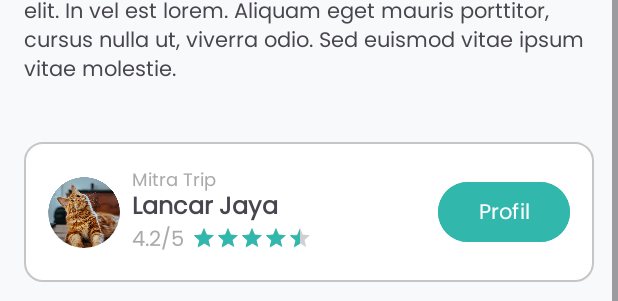
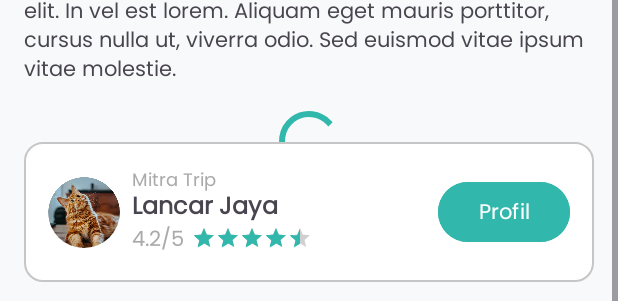
Before and after one commit to ENTS-H104/highking-mobile-app, an Android app: the layout fragment_cust_detail_trip.xml on its own in the app's theme, with its tools: preview values and no code run, on a phone screen of 412 x 824 dp. Shown: the part 477-778 px from the top of the screen. Run offline under Robolectric (Android 15) with nearby library versions, the phone set to English and light mode, and no system bars.

Commit message:
fix: load detail trip and mountain progressbar

```diff
--- a/app/src/main/java/com/entsh104/highking/ui/cust/detailMountain/DetailMountainFragment.kt
+++ b/app/src/main/java/com/entsh104/highking/ui/cust/detailMountain/DetailMountainFragment.kt
@@ -82,6 +82,8 @@ class DetailMountainFragment : Fragment(), OnMapReadyCallback {
 
     private fun fetchData(mountainId: String) {
         binding.progressBar.visibility = View.VISIBLE
+        binding.scrollViewDetailMountain.visibility = View.GONE
+        binding.fabSearchTrips.visibility = View.GONE
 
         viewLifecycleOwner.lifecycleScope.launch {
             lifecycle.repeatOnLifecycle(Lifecycle.State.STARTED) {
@@ -99,6 +101,8 @@ class DetailMountainFragment : Fragment(), OnMapReadyCallback {
                     fetchTripsDeferred.await()
 
                     binding.progressBar.visibility = View.GONE
+                    binding.scrollViewDetailMountain.visibility = View.VISIBLE
+                    binding.fabSearchTrips.visibility = View.VISIBLE
                 }
             }
         }
@@ -155,6 +159,8 @@ class DetailMountainFragment : Fragment(), OnMapReadyCallback {
                 binding.textViewFeeLabel.text = "Harga Masuk"
                 binding.textViewTicketPrice.text = "Rp ${it.harga}"
                 binding.tvSimilarTripsHeader.text = "Trip di ${it.name}"
+
+                binding.fabSearchTrips.text = "Cari Trip ke ${it.name}"
 
                 binding.llShareInfo.findViewById<View>(R.id.iv_twitter).setOnClickListener {
                     shareInformation("twitter", mountain)
--- a/app/src/main/res/layout/fragment_cust_detail_trip.xml
+++ b/app/src/main/res/layout/fragment_cust_detail_trip.xml
@@ -10,15 +10,12 @@
         android:id="@+id/progressBar"
         android:layout_width="wrap_content"
         android:layout_height="wrap_content"
-        android:layout_centerInParent="true"
-        android:visibility="gone"
-        app:layout_constraintTop_toTopOf="parent"
-        app:layout_constraintBottom_toBottomOf="parent"
-        app:layout_constraintStart_toStartOf="parent"
-        app:layout_constraintEnd_toEndOf="parent"/>
+        android:layout_gravity="center"
+        android:visibility="visible" />
 
     <!-- ScrollView to hold the content -->
     <ScrollView
+        android:id="@+id/scrollViewDetailTrip"
         android:layout_width="match_parent"
         android:layout_height="match_parent"
         android:fillViewport="true">
```
Also changed, not shown: app/src/main/java/com/entsh104/highking/ui/cust/detailTrip/DetailTripFragment.kt (+11 -2 lines), app/src/main/res/layout/fragment_cust_detail_mountain.xml (+3 -7 lines).
